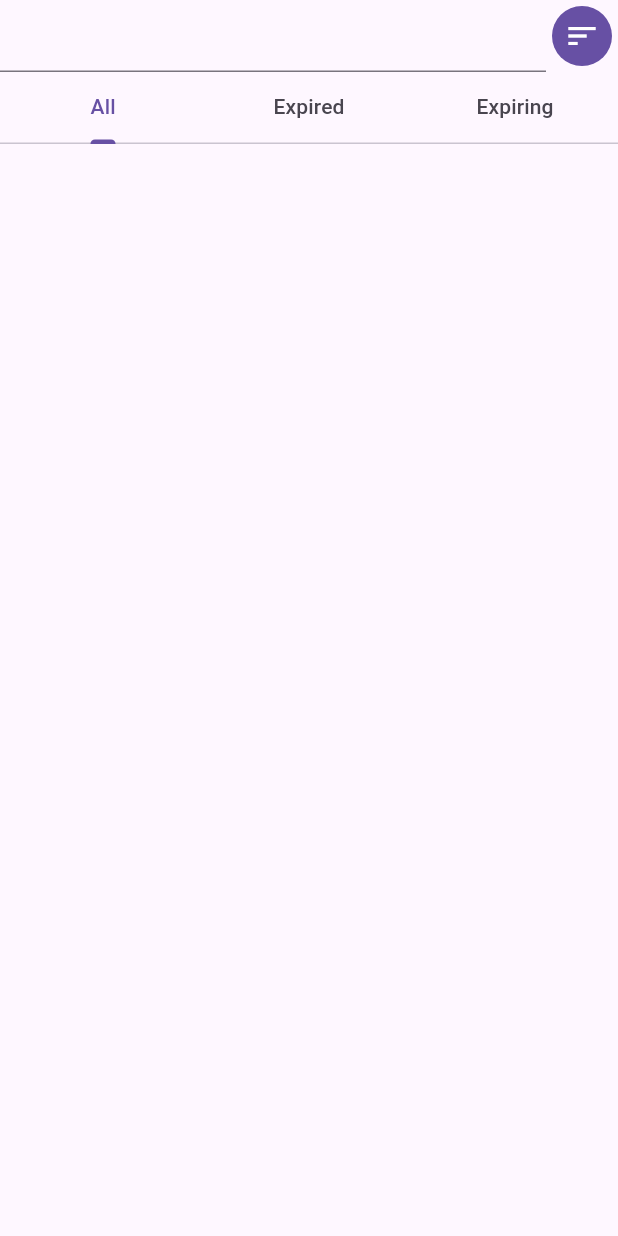
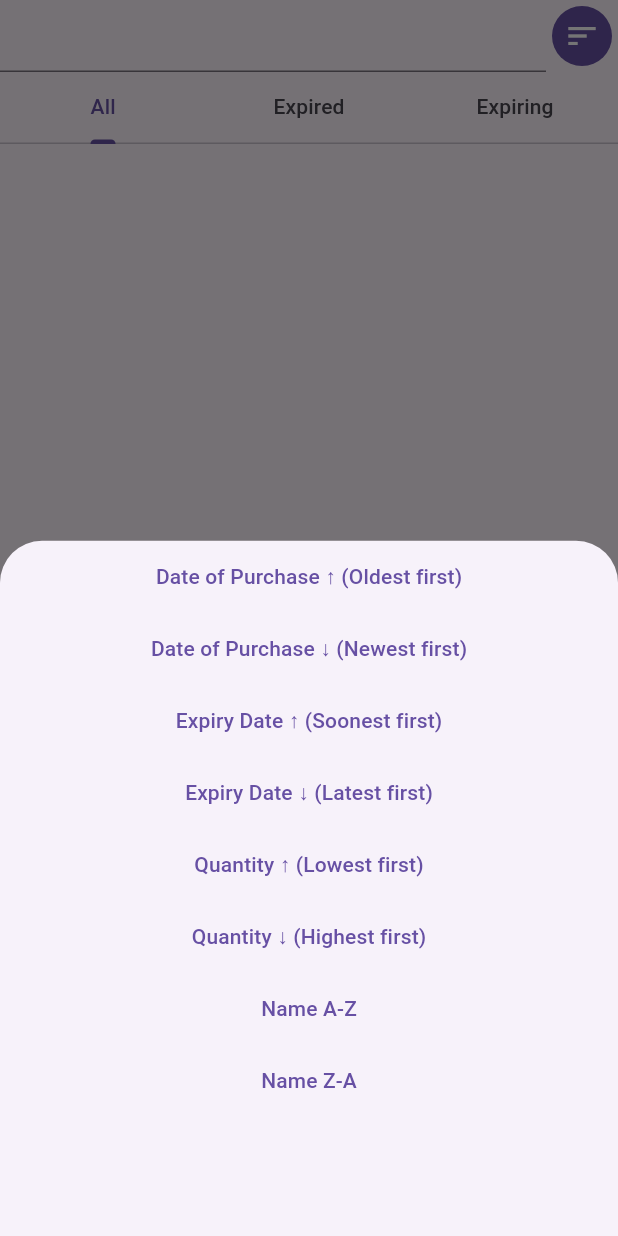
Before and after one commit to AtNull/FridgePal, a Flutter app: the HomeContentWidget widget shown alone on an empty page, opened directly, after a tap on the "sort" icon, on a phone screen of 412 x 824 dp. Run offline on Flutter 3.47's test engine with Material 3 defaults, Android fonts, the phone set to English and light mode, and no system bars; our stand-ins replace cached_network_image, dio, flutter_hooks, flutter_riverpod, hooks_riverpod; network calls fail.

Commit message:
ordering funcitonality done

```diff
--- a/app/lib/providers/home_screen_providers.dart
+++ b/app/lib/providers/home_screen_providers.dart
@@ -13,14 +13,18 @@ enum Filter {
 }
 
 enum Order {
-  dateOfPurchaseAsc,
-  dateOfPurchaseDesc,
-  expiryDateAsc,
-  expiryDateDesc,
-  quantityAsc,
-  quantityDesc,
-  nameAsc,
-  nameDesc
+  dateOfPurchaseAsc('Date of Purchase ↑ (Oldest first)'),
+  dateOfPurchaseDesc('Date of Purchase ↓ (Newest first)'),
+  expiryDateAsc('Expiry Date ↑ (Soonest first)'),
+  expiryDateDesc('Expiry Date ↓ (Latest first)'),
+  quantityAsc('Quantity ↑ (Lowest first)'),
+  quantityDesc('Quantity ↓ (Highest first)'),
+  nameAsc('Name A-Z'),
+  nameDesc('Name Z-A');
+
+  final String label;
+
+  const Order(this.label);
 }
 
 class FilterNotifier extends Notifier<Filter> {
--- a/app/lib/ui/widgets/home/home_content.dart
+++ b/app/lib/ui/widgets/home/home_content.dart
@@ -2,6 +2,7 @@ import 'package:flutter/material.dart';
 import 'package:flutter_hooks/flutter_hooks.dart';
 import 'package:fridge_pal/providers/home_screen_providers.dart';
 import 'package:fridge_pal/ui/widgets/home/item_cell.dart';
+import 'package:fridge_pal/ui/widgets/home/order_by_bottom_sheet.dart';
 import 'package:hooks_riverpod/hooks_riverpod.dart';
 
 class HomeContentWidget extends HookConsumerWidget {
@@ -34,7 +35,16 @@ class HomeContentWidget extends HookConsumerWidget {
               Expanded(
                 child: TextField()
               ),
-              IconButton.filled(onPressed: (){}, icon: Icon(Icons.sort))
+              IconButton.filled(
+                onPressed: () => showModalBottomSheet(
+                  context: context,
+                  builder: (context) => OrderByBottomSheet(
+                    selectedOrder: ref.read(orderProvider),
+                    onSelected: (order) => ref.read(orderProvider.notifier).set(order),
+                  )
+                ),
+                icon: Icon(Icons.sort)
+              )
             ],
           ),
           TabBar(
--- a/app/lib/ui/widgets/home/item_cell.dart
+++ b/app/lib/ui/widgets/home/item_cell.dart
@@ -31,8 +31,9 @@ class ItemCell extends StatelessWidget {
                 Row(
                   children: [
                     Text(overflow: TextOverflow.ellipsis, 'Bought ${item.purchaseDate}'),
-                    Expanded(child:
-                    Text(overflow: TextOverflow.ellipsis, 'Expires ${item.expiryDate}'))
+                    Expanded(
+                      child: Text(overflow: TextOverflow.ellipsis, 'Expires ${item.expiryDate}')
+                    )
                   ]
                 )
               ]
--- /dev/null
+++ b/app/lib/ui/widgets/home/order_by_bottom_sheet.dart
@@ -0,0 +1,28 @@
+import 'package:flutter/material.dart';
+import 'package:fridge_pal/providers/home_screen_providers.dart';
+
+class OrderByBottomSheet extends StatelessWidget {
+  final Order selectedOrder;
+  final Function(Order) onSelected;
+
+  const OrderByBottomSheet({super.key, required this.selectedOrder, required this.onSelected});
+
+  @override
+  Widget build(BuildContext context) {
+    return SizedBox(
+      width: double.infinity,
+      child: Column(
+        children: [
+          for (final order in Order.values)
+            TextButton(
+              onPressed: () {
+                onSelected(order);
+                Navigator.pop(context);
+              },
+              child: Text(order.label)
+            )
+        ],
+      )
+    );
+  }
+}
```
